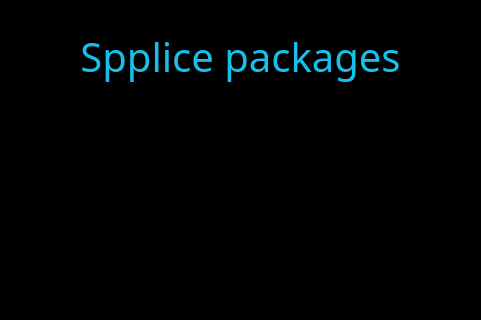
Above: ui/MainWindow.ui from p2r3/spplice-cpp before the change; both pictures show x 260 to 741 and y 0 to 320 of the 1000 by 650 pixel window. Below: the same form after it.
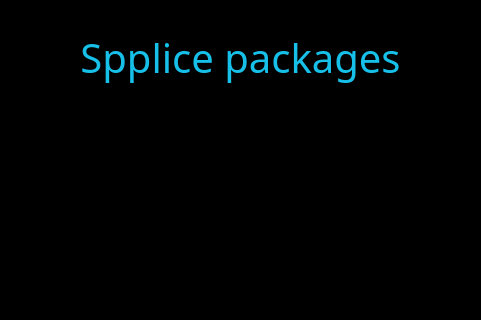
That is the form after the change.

Commit message: finalize package list design

```diff
--- a/ui/MainWindow.ui
+++ b/ui/MainWindow.ui
@@ -41,23 +41,13 @@
   </property>
   <widget class="QWidget" name="CentralWidget">
    <layout class="QGridLayout" name="gridLayout">
-    <item row="0" column="2">
-     <spacer name="TitleSpacerT">
-      <property name="orientation">
-       <enum>Qt::Vertical</enum>
-      </property>
-      <property name="sizeType">
-       <enum>QSizePolicy::Fixed</enum>
-      </property>
-      <property name="sizeHint" stdset="0">
-       <size>
-        <width>20</width>
-        <height>20</height>
-       </size>
-      </property>
-     </spacer>
-    </item>
-    <item row="1" column="1" colspan="3">
+    <property name="topMargin">
+     <number>30</number>
+    </property>
+    <property name="bottomMargin">
+     <number>0</number>
+    </property>
+    <item row="0" column="1" colspan="3">
      <widget class="QLabel" name="MenuTitle">
       <property name="sizePolicy">
        <sizepolicy hsizetype="Fixed" vsizetype="Fixed">
@@ -81,7 +71,7 @@
       </property>
      </widget>
     </item>
-    <item row="1" column="0">
+    <item row="0" column="0">
      <spacer name="TitleSpacerL">
       <property name="orientation">
        <enum>Qt::Horizontal</enum>
@@ -94,37 +84,14 @@
       </property>
      </spacer>
     </item>
-    <item row="1" column="4">
-     <spacer name="TitleSpacerR">
-      <property name="orientation">
-       <enum>Qt::Horizontal</enum>
-      </property>
-      <property name="sizeHint" stdset="0">
-       <size>
-        <width>309</width>
-        <height>20</height>
-       </size>
-      </property>
-     </spacer>
-    </item>
-    <item row="2" column="2">
-     <spacer name="TitlteSpacerB">
-      <property name="orientation">
-       <enum>Qt::Vertical</enum>
-      </property>
-      <property name="sizeType">
-       <enum>QSizePolicy::Fixed</enum>
-      </property>
-      <property name="sizeHint" stdset="0">
-       <size>
-        <width>20</width>
-        <height>40</height>
-       </size>
-      </property>
-     </spacer>
-    </item>
-    <item row="3" column="0" colspan="5">
+    <item row="2" column="0" colspan="5">
      <widget class="QScrollArea" name="PackageList">
+      <property name="styleSheet">
+       <string notr="true"/>
+      </property>
+      <property name="verticalScrollBarPolicy">
+       <enum>Qt::ScrollBarAlwaysOff</enum>
+      </property>
       <property name="widgetResizable">
        <bool>true</bool>
       </property>
@@ -134,15 +101,28 @@
          <x>0</x>
          <y>0</y>
          <width>980</width>
-         <height>396</height>
+         <height>516</height>
         </rect>
        </property>
        <layout class="QVBoxLayout" name="verticalLayout"/>
       </widget>
      </widget>
     </item>
-    <item row="4" column="2">
-     <spacer name="ListSpacerB">
+    <item row="0" column="4">
+     <spacer name="TitleSpacerR">
+      <property name="orientation">
+       <enum>Qt::Horizontal</enum>
+      </property>
+      <property name="sizeHint" stdset="0">
+       <size>
+        <width>309</width>
+        <height>20</height>
+       </size>
+      </property>
+     </spacer>
+    </item>
+    <item row="1" column="2">
+     <spacer name="TitlteSpacerB">
       <property name="orientation">
        <enum>Qt::Vertical</enum>
       </property>
@@ -152,7 +132,7 @@
       <property name="sizeHint" stdset="0">
        <size>
         <width>20</width>
-        <height>100</height>
+        <height>40</height>
        </size>
       </property>
      </spacer>
```
Left out of the diff: 6 changed lines with no effect on the pictures. The commit also changes 5 other files.
